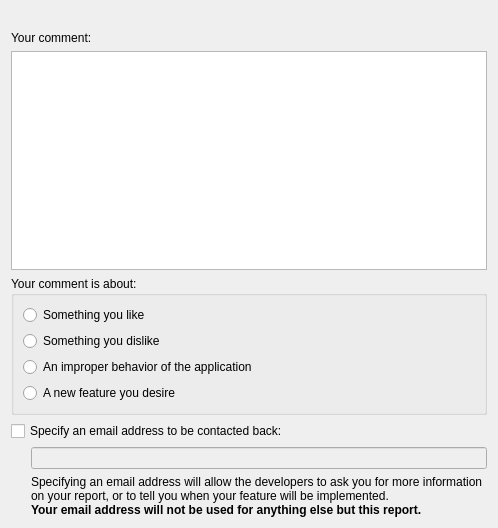
Old version of the form src/likeback/LikeBackDialog.ui in the repository netrunner-debian-kde-extras/amarok.
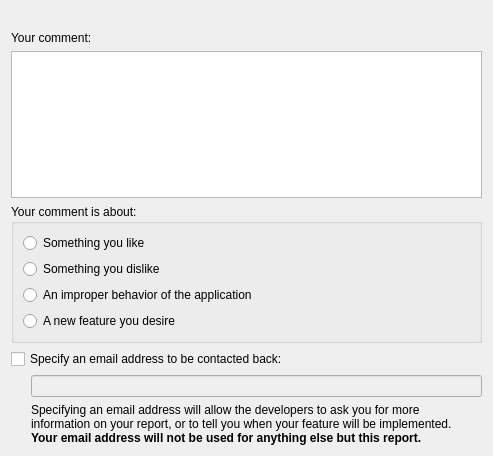
New version of the form.

Patch:
```diff
--- a/src/likeback/LikeBackDialog.ui
+++ b/src/likeback/LikeBackDialog.ui
@@ -6,15 +6,15 @@
    <rect>
     <x>0</x>
     <y>0</y>
-    <width>498</width>
-    <height>528</height>
+    <width>493</width>
+    <height>456</height>
    </rect>
   </property>
-  <layout class="QVBoxLayout" name="verticalLayout_2">
+  <layout class="QVBoxLayout" name="verticalLayout_3">
    <item>
     <widget class="QLabel" name="m_informationLabel">
      <property name="sizePolicy">
-      <sizepolicy hsizetype="Expanding" vsizetype="Fixed">
+      <sizepolicy hsizetype="Expanding" vsizetype="Preferred">
        <horstretch>0</horstretch>
        <verstretch>0</verstretch>
       </sizepolicy>
@@ -36,7 +36,7 @@
    <item>
     <widget class="QLabel" name="label_2">
      <property name="sizePolicy">
-      <sizepolicy hsizetype="Preferred" vsizetype="Fixed">
+      <sizepolicy hsizetype="Expanding" vsizetype="Fixed">
        <horstretch>0</horstretch>
        <verstretch>0</verstretch>
       </sizepolicy>
@@ -62,7 +62,7 @@
    <item>
     <widget class="QGroupBox" name="groupBox">
      <property name="sizePolicy">
-      <sizepolicy hsizetype="Expanding" vsizetype="Fixed">
+      <sizepolicy hsizetype="Expanding" vsizetype="Preferred">
        <horstretch>0</horstretch>
        <verstretch>0</verstretch>
       </sizepolicy>
@@ -70,7 +70,10 @@
      <property name="title">
       <string>Your comment is about:</string>
      </property>
-     <layout class="QVBoxLayout" name="verticalLayout">
+     <layout class="QVBoxLayout" name="verticalLayout_2">
+      <property name="spacing">
+       <number>-1</number>
+      </property>
       <item>
        <widget class="QRadioButton" name="likeRadio_">
         <property name="sizePolicy">
@@ -158,7 +161,7 @@
       </spacer>
      </item>
      <item>
-      <layout class="QVBoxLayout" name="verticalLayout_3">
+      <layout class="QVBoxLayout" name="verticalLayout">
        <item>
         <widget class="QLineEdit" name="emailAddressEdit_">
          <property name="enabled">
@@ -175,7 +178,7 @@
        <item>
         <widget class="QLabel" name="label">
          <property name="sizePolicy">
-          <sizepolicy hsizetype="Preferred" vsizetype="Preferred">
+          <sizepolicy hsizetype="Expanding" vsizetype="Preferred">
            <horstretch>0</horstretch>
            <verstretch>0</verstretch>
           </sizepolicy>
```
